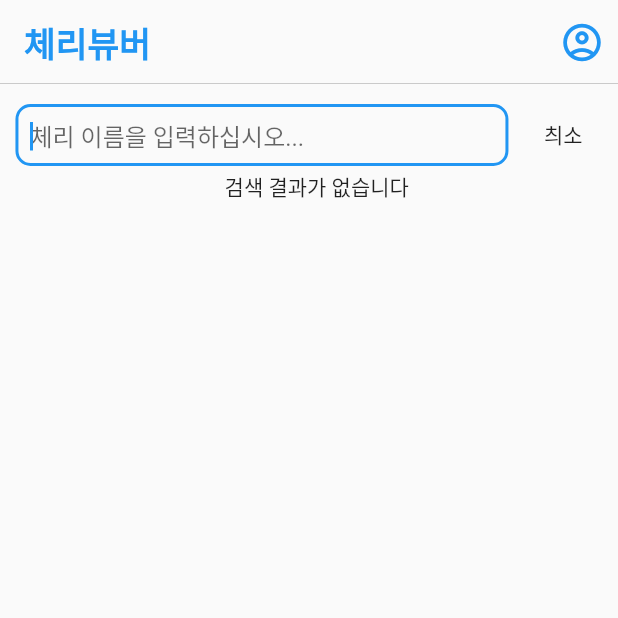
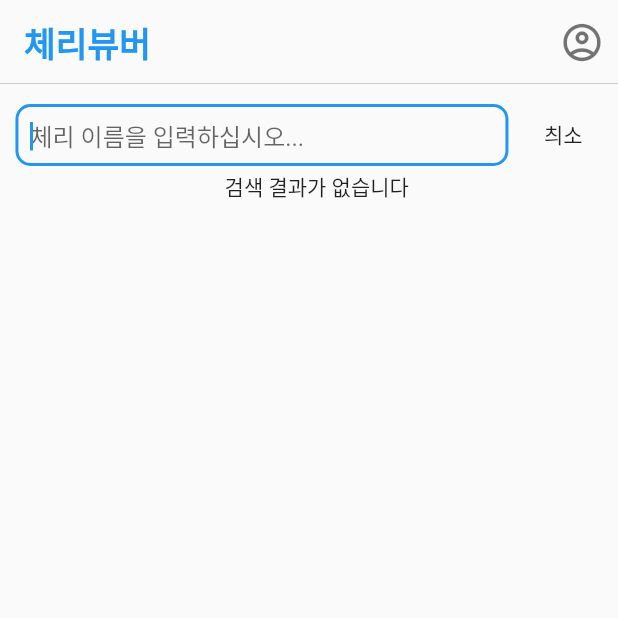
Before and after one commit to ilyosbekkk/Cheri_Viewer, a Flutter app: the screen it shows after launch, item 2 of the bottom bar chosen, on a phone screen of 412 x 824 dp, the top half of it. Run offline on Flutter 3.47's test engine with Material 2 defaults, Android fonts, the phone set to English and light mode, and no system bars; drawn by our look-alikes of pull_to_refresh; our stand-ins replace firebase_auth, firebase_core, flutter_svg, fluttertoast, google_sign_in, progress_indicators and 1 more; missing offline and left inert: flutter_inappwebview, flutter_naver_login, kakao_flutter_sdk; accounts and stored records are empty; network calls fail; Roboto replaces fonts that are missing (RobotoMono).

Commit message:
-category icons changed -custom color and text themses added

```diff
--- a/lib/main.dart
+++ b/lib/main.dart
@@ -34,7 +34,21 @@ class MyApp extends StatelessWidget {
     return MaterialApp(
       debugShowCheckedModeBanner: false,
       title: 'Flutter Demo',
-      theme: ThemeData(primarySwatch: Colors.blue, primaryColor: Colors.blue),
+      theme: ThemeData(
+        primarySwatch: Colors.blue,
+        primaryColor: Colors.blue,
+        selectedRowColor: Color.fromRGBO(175, 27, 63, 1),
+        buttonColor: Color.fromRGBO(245, 245, 245, 1),
+        accentColor: Color.fromRGBO(255, 228, 228, 1),
+        shadowColor: Color.fromRGBO(179, 183, 189, 1),
+        backgroundColor: Color.fromRGBO(255, 255, 255, 1),
+        primaryColorDark: Color.fromRGBO(0, 0, 0, 1),
+        textTheme: TextTheme(
+          headline1: TextStyle(fontSize: 34.0, fontWeight: FontWeight.bold, fontFamily: "RobotoMono"),
+          headline6: TextStyle(fontSize: 18.0, fontStyle: FontStyle.normal, fontFamily: "RobotoMono"),
+          bodyText2: TextStyle(fontSize: 14.0, fontStyle: FontStyle.normal, fontFamily: "RobotoMono"),
+        ),
+      ),
       initialRoute: "/",
       routes: {
         NavCotroller.route: (_) => NavCotroller(),
--- a/lib/ui/nav_controller.dart
+++ b/lib/ui/nav_controller.dart
@@ -128,7 +128,7 @@ class _NavCotrollerState extends State<NavCotroller> {
             icon: Icon(
               Icons.account_circle_outlined,
               size: 30,
-              color: Colors.blue,
+              color: Colors.black54,
             )),
       ],
     );
```
Also changed, not shown: lib/ui/screens/home_screen.dart (+28 -10 lines), pubspec.yaml (+9 -11 lines), assets/icons/education.svg (added), assets/icons/health.svg (added), assets/icons/it_content.svg (added), assets/icons/life.svg (added), assets/icons/personal_development.svg (added), assets/images/logo.png (deleted), pubspec.lock, 1 other file.
